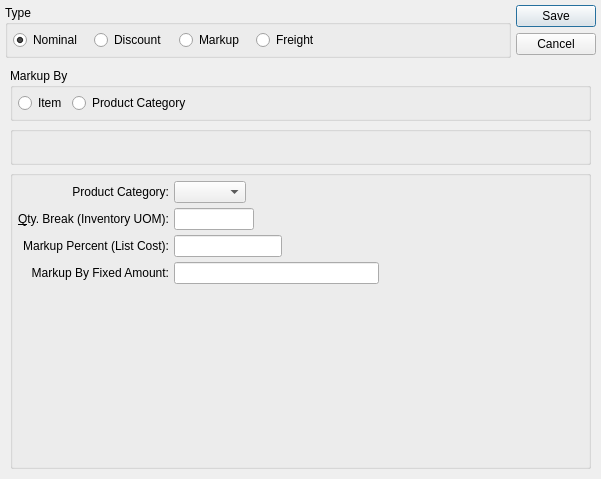
Old version of the form xtuple/trunk/guiclient/itemPricingScheduleItem.ui in the repository WooodHead/xtuple.
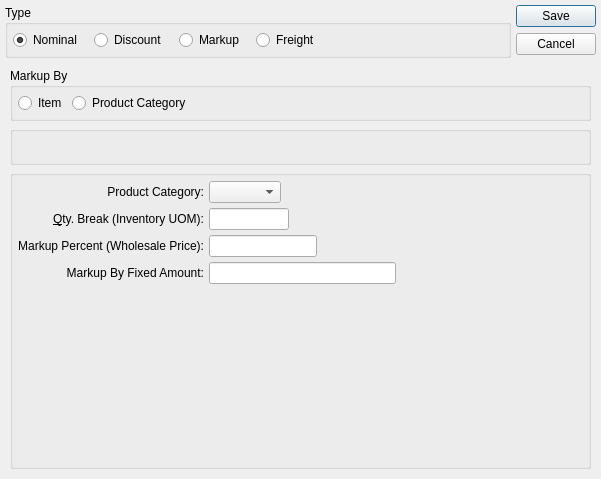
New version of the form. The open tabs and pages were chosen to show the change. Custom widgets are drawn as their Qt base class.

Commit message: Issue #20002:change label List Cost to Wholesale Price

Diff of the .ui file:
```diff
--- a/xtuple/trunk/guiclient/itemPricingScheduleItem.ui
+++ b/xtuple/trunk/guiclient/itemPricingScheduleItem.ui
@@ -988,7 +988,7 @@
           <item row="2" column="0">
            <widget class="XLabel" name="_markupLit">
             <property name="text">
-             <string>Markup Percent (List Cost):</string>
+             <string>Markup Percent (Wholesale Price):</string>
             </property>
             <property name="alignment">
              <set>Qt::AlignRight|Qt::AlignTrailing|Qt::AlignVCenter</set>
```
The commit also changes 3 other files.
